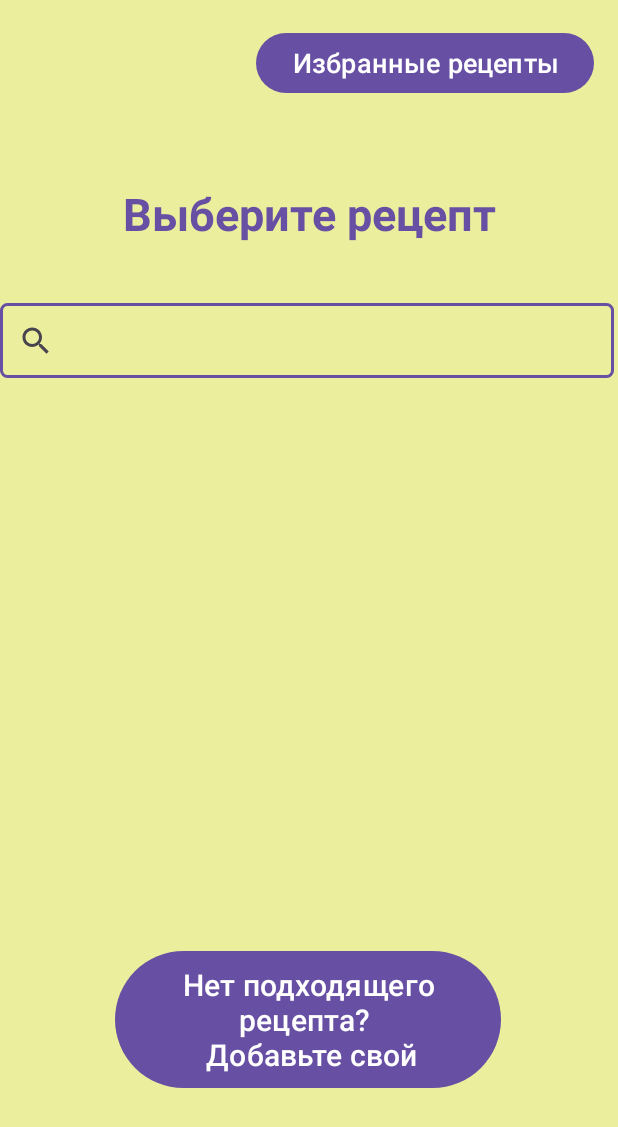
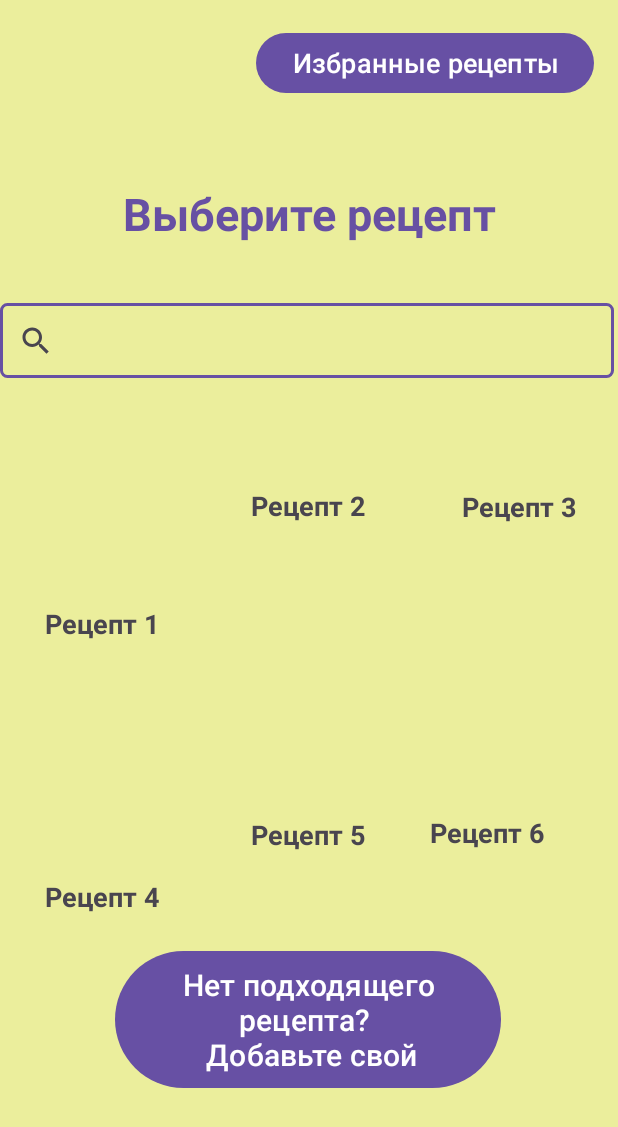
Before and after one commit to Diminasss/recipe, an Android app: the Items screen opened directly, with no data from a screen before it, on a phone screen of 412 x 824 dp. Shown: the top 1127 px of the screen. Run offline under Robolectric (Android 15) with nearby library versions, the phone set to English and light mode, and no system bars.

Commit message:
Изменения в Items и activity_items

```diff
--- a/app/src/main/java/com/suai/recepies/Items.kt
+++ b/app/src/main/java/com/suai/recepies/Items.kt
@@ -42,6 +42,14 @@ class Items : AppCompatActivity() {
             val imageBitmap = BitmapFactory.decodeFile(imagePath)
             return imageBitmap
         }
+        fun getNameFromDatabase(imageName: String): String? {
+            val imagePath = imageDatabase[imageName]
+            if (imagePath == null) {
+                return null
+            }
+            return imageName
+        }
+
 
 
 
--- a/app/src/main/res/layout/activity_items.xml
+++ b/app/src/main/res/layout/activity_items.xml
@@ -30,10 +30,10 @@
         android:layout_gravity="center"
         app:layout_constraintBottom_toBottomOf="parent"
         app:layout_constraintEnd_toEndOf="parent"
-        app:layout_constraintHorizontal_bias="0.996"
+        app:layout_constraintHorizontal_bias="1.0"
         app:layout_constraintStart_toStartOf="parent"
         app:layout_constraintTop_toTopOf="parent"
-        app:layout_constraintVertical_bias="0.383"
+        app:layout_constraintVertical_bias="0.382"
         tools:srcCompat="@tools:sample/avatars" />
 
     <ImageView
@@ -47,7 +47,8 @@
         app:layout_constraintHorizontal_bias="0.0"
         app:layout_constraintStart_toStartOf="parent"
         app:layout_constraintTop_toTopOf="parent"
-        app:layout_constraintVertical_bias="0.383" />
+        app:layout_constraintVertical_bias="0.383"
+        tools:srcCompat="@tools:sample/avatars"/>
 
     <ImageView
         android:id="@+id/image6"
@@ -68,6 +69,7 @@
         android:layout_height="wrap_content"
         android:textSize="18dp"
         android:textStyle="bold"
+        android:text="Рецепт 5"
         app:layout_constraintBottom_toBottomOf="parent"
         app:layout_constraintEnd_toEndOf="parent"
         app:layout_constraintHorizontal_bias="0.498"
@@ -77,18 +79,18 @@
 
     <TextView
         android:id="@+id/res4"
-
         android:layout_width="wrap_content"
         android:layout_height="wrap_content"
         android:layout_marginTop="4dp"
+        android:text="Рецепт 4"
         android:textSize="18dp"
         android:textStyle="bold"
         app:layout_constraintBottom_toBottomOf="parent"
         app:layout_constraintEnd_toEndOf="parent"
-        app:layout_constraintHorizontal_bias="0.155"
+        app:layout_constraintHorizontal_bias="0.089"
         app:layout_constraintStart_toStartOf="parent"
         app:layout_constraintTop_toBottomOf="@+id/image1"
-        app:layout_constraintVertical_bias="0.462" />
+        app:layout_constraintVertical_bias="0.464" />
 
     <TextView
         android:id="@+id/res6"
@@ -96,6 +98,7 @@
         android:layout_height="wrap_content"
         android:textSize="18dp"
         android:textStyle="bold"
+        android:text="Рецепт 6"
         app:layout_constraintBottom_toBottomOf="parent"
         app:layout_constraintEnd_toEndOf="parent"
         app:layout_constraintHorizontal_bias="0.854"
@@ -108,14 +111,15 @@
         android:layout_width="wrap_content"
         android:layout_height="wrap_content"
         android:layout_marginTop="4dp"
+        android:text="Рецепт 1"
         android:textSize="18dp"
         android:textStyle="bold"
         app:layout_constraintBottom_toBottomOf="parent"
         app:layout_constraintEnd_toEndOf="parent"
-        app:layout_constraintHorizontal_bias="0.155"
+        app:layout_constraintHorizontal_bias="0.089"
         app:layout_constraintStart_toStartOf="parent"
         app:layout_constraintTop_toBottomOf="@+id/image1"
-        app:layout_constraintVertical_bias="0.004" />
+        app:layout_constraintVertical_bias="0.006" />
 
     <TextView
         android:id="@+id/chooserectext"
@@ -152,6 +156,7 @@
         android:layout_height="wrap_content"
         android:textSize="18dp"
         android:textStyle="bold"
+        android:text="Рецепт 2"
         app:layout_constraintBottom_toBottomOf="parent"
         app:layout_constraintEnd_toEndOf="parent"
         app:layout_constraintHorizontal_bias="0.498"
@@ -163,14 +168,15 @@
         android:id="@+id/res3"
         android:layout_width="wrap_content"
         android:layout_height="wrap_content"
+        android:text="Рецепт 3"
         android:textSize="18dp"
         android:textStyle="bold"
         app:layout_constraintBottom_toBottomOf="parent"
         app:layout_constraintEnd_toEndOf="parent"
-        app:layout_constraintHorizontal_bias="0.854"
+        app:layout_constraintHorizontal_bias="0.916"
         app:layout_constraintStart_toStartOf="parent"
         app:layout_constraintTop_toBottomOf="@+id/image2"
-        app:layout_constraintVertical_bias="0.019" />
+        app:layout_constraintVertical_bias="0.02" />
 
     <ImageView
         android:id="@+id/image4"
```
